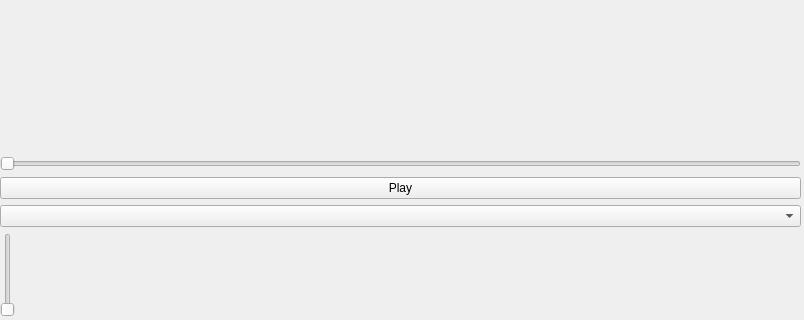
Old version of the form ui/video.ui in the repository atac/pychapter10; both pictures show x 0 to 804 and y 213 to 533 of the 804 by 533 pixel window.
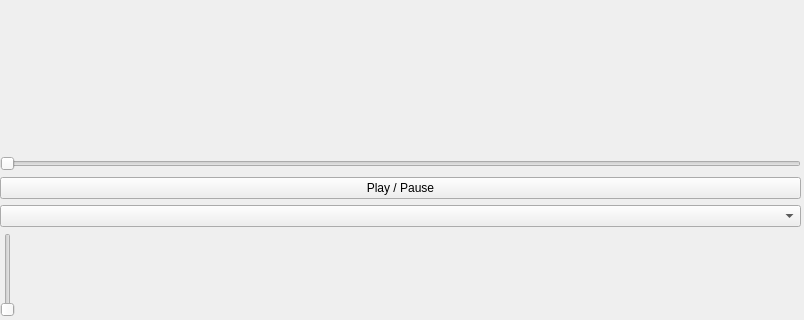
New version of the form.

Commit message: Removed playing attribute and implemented startup load.

Patch:
```diff
--- a/ui/video.ui
+++ b/ui/video.ui
@@ -47,7 +47,7 @@
          <item>
           <widget class="QPushButton" name="play_btn">
            <property name="text">
-            <string>Play</string>
+            <string>Play / Pause</string>
            </property>
           </widget>
          </item>
```
The commit also changes 2 other files.
